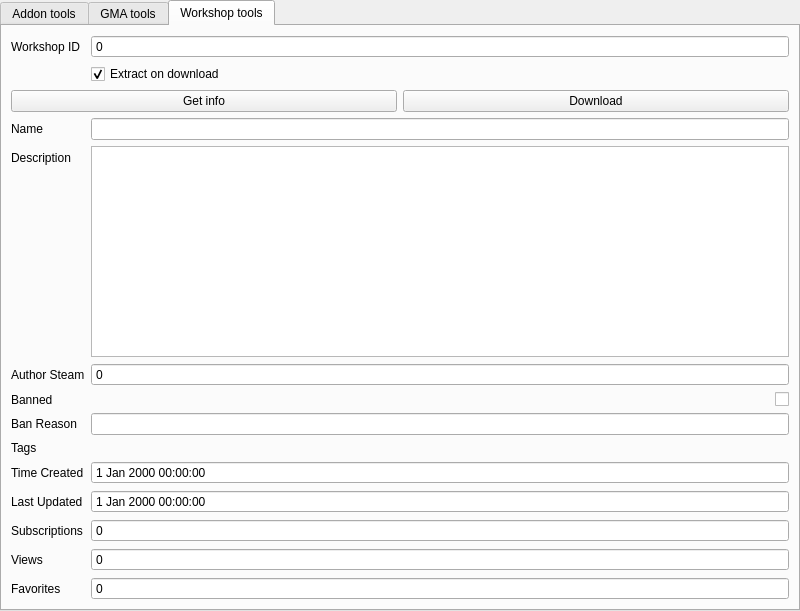
Old version of the form ui/mainwindow.ui in the repository FPtje/gmosh.
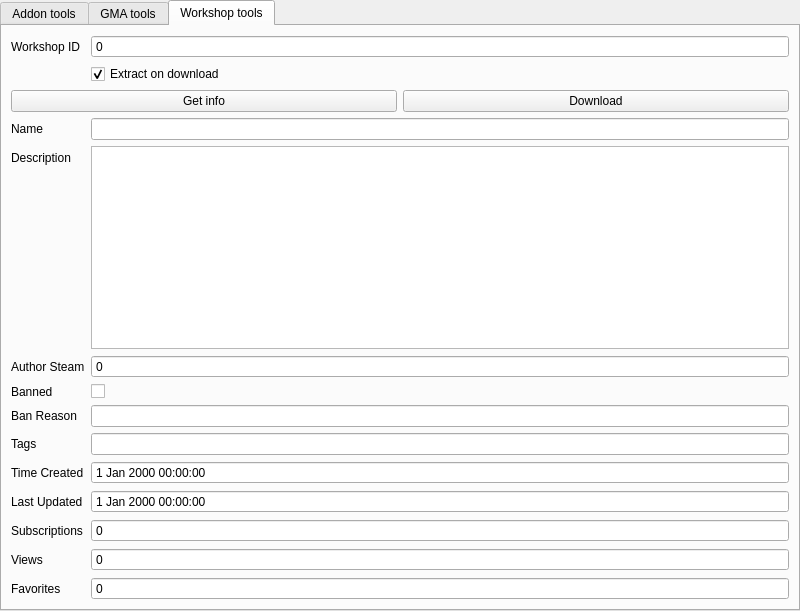
New version of the form.

The edit to the form file:
```diff
--- a/ui/mainwindow.ui
+++ b/ui/mainwindow.ui
@@ -716,7 +716,7 @@
           <item row="6" column="1">
            <widget class="QCheckBox" name="checkBox_2">
             <property name="layoutDirection">
-             <enum>Qt::RightToLeft</enum>
+             <enum>Qt::LeftToRight</enum>
             </property>
             <property name="text">
              <string/>
@@ -809,6 +809,9 @@
             </property>
            </widget>
           </item>
+          <item row="8" column="1">
+           <widget class="QLineEdit" name="wsTags"/>
+          </item>
          </layout>
         </item>
         <item>
```
Left out of the diff: 28 changed lines with no effect on the pictures.
